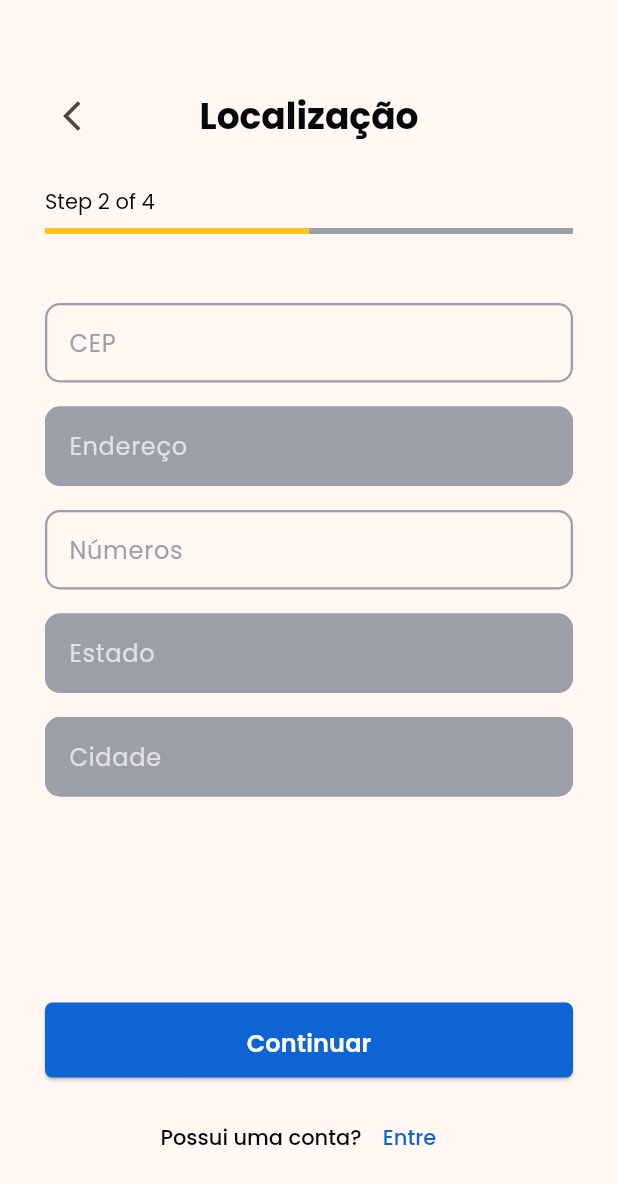
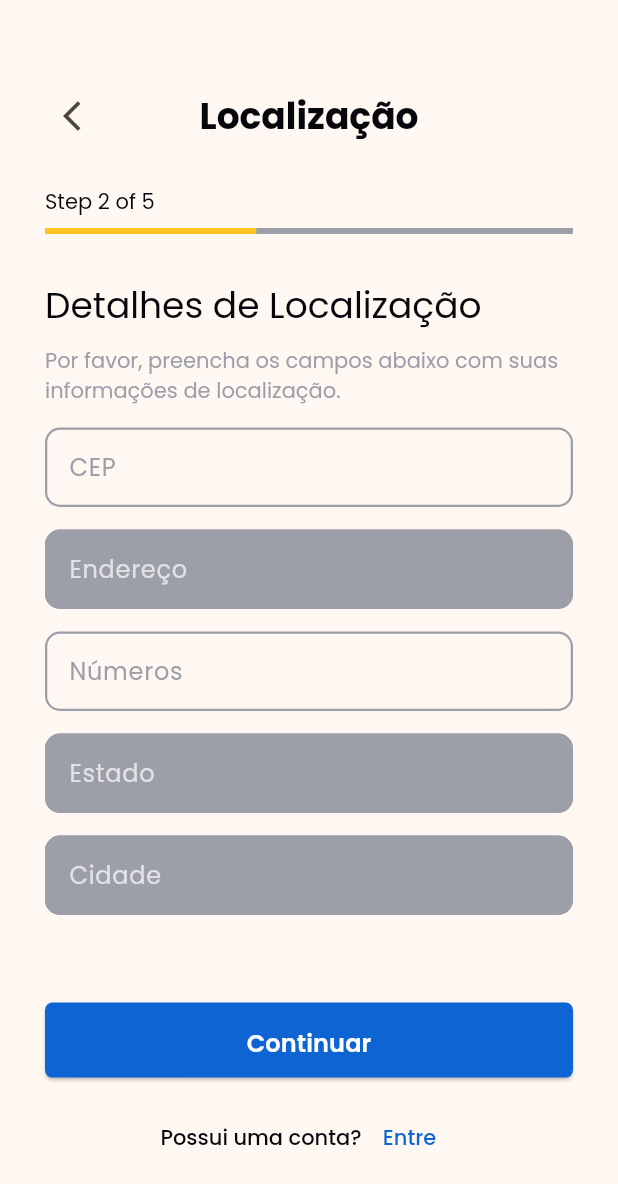
Before and after one commit to Bookify1/Bookify-Mobal, a Flutter app: the SignUpPage screen opened by its route, after a tap on "Continuar", on a phone screen of 412 x 824 dp. Shown: the top 1184 px of the screen. Run offline on Flutter 3.47's test engine with Material 3 defaults, Android fonts, the phone set to English and light mode, and no system bars; our stand-ins replace carousel_slider, device_preview, flutter_screenutil, flutter_svg, google_fonts, smooth_page_indicator.

Commit message:
ci(Pages & Global Infos): Changing pages, next to Global Texts

```diff
--- a/lib/src/features/signup/presenter/pages/details_account_page.dart
+++ b/lib/src/features/signup/presenter/pages/details_account_page.dart
@@ -1,4 +1,7 @@
+import 'package:bookify/src/core/components/text_app.dart';
 import 'package:bookify/src/core/components/text_field_form.dart';
+import 'package:bookify/src/core/styles/app_colors.dart';
+import 'package:bookify/src/core/styles/app_font_size.dart';
 import 'package:flutter/material.dart';
 
 class DetailsAccountPage extends StatelessWidget {
@@ -8,27 +11,40 @@ class DetailsAccountPage extends StatelessWidget {
   Widget build(BuildContext context) {
     return const Column(
       mainAxisAlignment: MainAxisAlignment.start,
+      crossAxisAlignment: CrossAxisAlignment.start,
       children: [
+        TextApp(
+          label: 'Detalhes da Conta',
+          fontSize: AppFontSize.xxxLarge,
+          fontWeight: FontWeight.w400,
+          color: AppColors.black,
+        ),
+        SizedBox(height: 10),
+        TextApp(
+          label: 'Por favor, preencha os campos abaixo com suas informações.',
+          color: AppColors.gray,
+        ),
+        SizedBox(height: 15),
         TextFieldForm(
           labelText: 'Nome',
           hintText: 'John',
         ),
-        SizedBox(height: 16),
+        SizedBox(height: 15),
         TextFieldForm(
           labelText: 'Sobrenome',
           hintText: 'Doe',
         ),
-        SizedBox(height: 16),
+        SizedBox(height: 15),
         TextFieldForm(
           labelText: 'Telefone',
           hintText: '(11) 00000-0000',
         ),
-        SizedBox(height: 16),
+        SizedBox(height: 15),
         TextFieldForm(
           labelText: 'RG',
           hintText: '00.000.000-0',
         ),
-        SizedBox(height: 16),
+        SizedBox(height: 15),
         TextFieldForm(
           labelText: 'CPF',
           hintText: '000.000.000-00',
--- a/lib/src/features/signup/presenter/pages/location_info_page.dart
+++ b/lib/src/features/signup/presenter/pages/location_info_page.dart
@@ -1,4 +1,7 @@
+import 'package:bookify/src/core/components/text_app.dart';
 import 'package:bookify/src/core/components/text_field_form.dart';
+import 'package:bookify/src/core/styles/app_colors.dart';
+import 'package:bookify/src/core/styles/app_font_size.dart';
 import 'package:flutter/material.dart';
 
 class LocationPage extends StatelessWidget {
@@ -8,30 +11,43 @@ class LocationPage extends StatelessWidget {
   Widget build(BuildContext context) {
     return const Column(
       mainAxisAlignment: MainAxisAlignment.start,
+      crossAxisAlignment: CrossAxisAlignment.start,
       children: [
-        SizedBox(height: 16),
+        TextApp(
+          label: 'Detalhes de Localização',
+          fontSize: AppFontSize.xxxLarge,
+          fontWeight: FontWeight.w400,
+          color: AppColors.black,
+        ),
+        SizedBox(height: 10),
+        TextApp(
+          label:
+              'Por favor, preencha os campos abaixo com suas informações de localização.',
+          color: AppColors.gray,
+        ),
+        SizedBox(height: 15),
         TextFieldForm(
           labelText: 'CEP',
           hintText: '000000-00',
         ),
-        SizedBox(height: 16),
+        SizedBox(height: 15),
         TextFieldForm(
           labelText: 'Endereço',
           hintText: '000000-00',
           enabled: false,
         ),
-        SizedBox(height: 16),
+        SizedBox(height: 15),
         TextFieldForm(
           labelText: 'Números',
           hintText: '',
         ),
-        SizedBox(height: 16),
+        SizedBox(height: 15),
         TextFieldForm(
           labelText: 'Estado',
           hintText: '',
           enabled: false,
         ),
-        SizedBox(height: 16),
+        SizedBox(height: 15),
         TextFieldForm(
           labelText: 'Cidade',
           hintText: '',
--- a/lib/src/features/signup/presenter/pages/signup_page.dart
+++ b/lib/src/features/signup/presenter/pages/signup_page.dart
@@ -5,8 +5,10 @@ import 'package:bookify/src/core/styles/app_colors.dart';
 import 'package:bookify/src/core/styles/app_font_size.dart';
 import 'package:bookify/src/features/signup/presenter/components/build_progress_indicator.dart';
 import 'package:bookify/src/features/signup/presenter/pages/account_page.dart';
+import 'package:bookify/src/features/signup/presenter/pages/verification_account_page.dart';
 import 'package:bookify/src/features/signup/presenter/pages/details_account_page.dart';
 import 'package:bookify/src/features/signup/presenter/pages/location_info_page.dart';
+import 'package:bookify/src/features/signup/presenter/pages/terms_page.dart';
 import 'package:flutter/material.dart';
 import 'package:flutter_screenutil/flutter_screenutil.dart';
 
@@ -19,16 +21,17 @@ class _SignUpPageState extends State<SignUpPage> {
   late final Map<String, Widget> _dynamicWidgets;
 
   int _step = 1;
-  int _remainingSteps = 3;
+  int _remainingSteps = 4;
 
   @override
   void initState() {
     super.initState();
-    _dynamicWidgets = const {
+    _dynamicWidgets = {
       'Informações': DetailsAccountPage(),
       'Localização': LocationPage(),
       'Conta': AccountPage(),
-
+      'Verificação': VerificationCodePage(),
+      'Termos': TermsPage(),
       //'Aceite os termos': YourCustomWidget3(),
       //'Confirme seus dados': YourCustomWidget3(),
     };
```
Also changed, not shown: lib/src/features/signup/presenter/pages/account_page.dart (+18 -2 lines), lib/src/features/signup/presenter/pages/verification_account_page.dart (added, +130 -0 lines), lib/src/shared/text.dart (added, +50 -0 lines).
